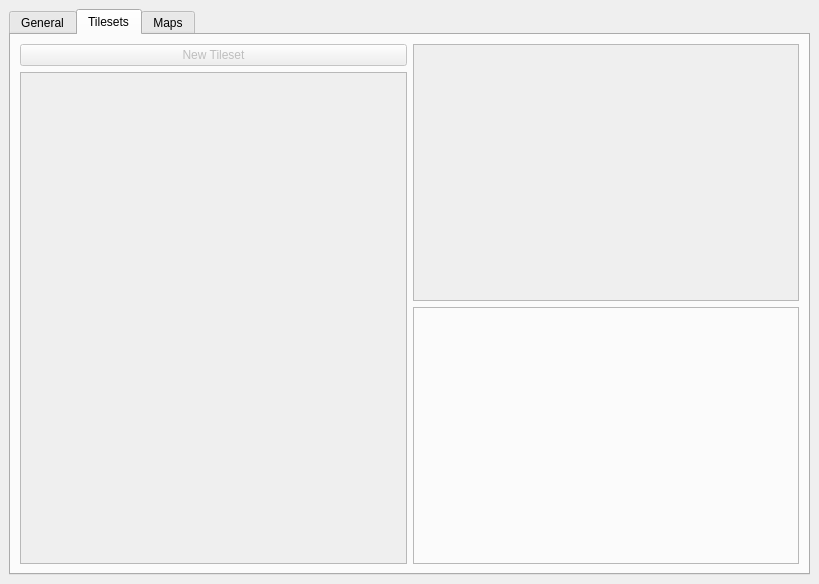
Old version of the form main.ui in the repository rsgrava/lumiedit.
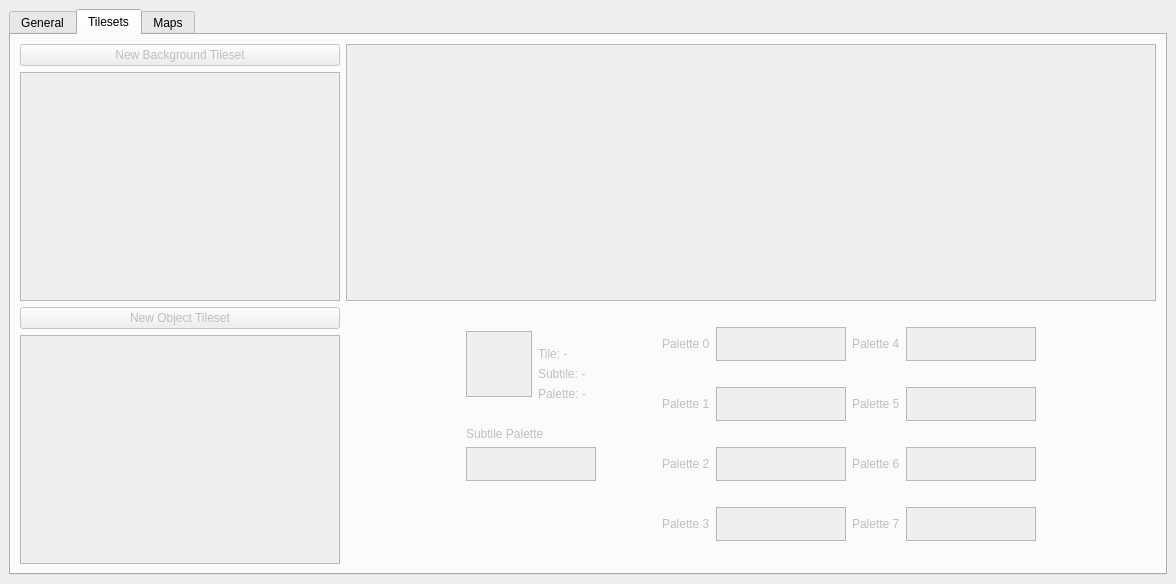
New version of the form. The open tabs and pages were chosen to show the change.

Commit message: tile_tab: implement bg tile and palette viewing

```diff
--- a/main.ui
+++ b/main.ui
@@ -6,10 +6,16 @@
    <rect>
     <x>0</x>
     <y>0</y>
-    <width>819</width>
+    <width>1176</width>
     <height>584</height>
    </rect>
   </property>
+  <property name="maximumSize">
+   <size>
+    <width>1176</width>
+    <height>1851</height>
+   </size>
+  </property>
   <property name="windowTitle">
    <string>MainWindow</string>
   </property>
@@ -27,7 +33,7 @@
        <bool>true</bool>
       </property>
       <property name="sizePolicy">
-       <sizepolicy hsizetype="MinimumExpanding" vsizetype="MinimumExpanding">
+       <sizepolicy hsizetype="Expanding" vsizetype="Expanding">
         <horstretch>0</horstretch>
         <verstretch>0</verstretch>
        </sizepolicy>
@@ -103,12 +109,42 @@
              </sizepolicy>
             </property>
             <property name="text">
-             <string>New Tileset</string>
+             <string>New Background Tileset</string>
             </property>
            </widget>
           </item>
           <item>
-           <widget class="QListView" name="tileset_list"/>
+           <widget class="QListWidget" name="bg_tileset_list">
+            <property name="maximumSize">
+             <size>
+              <width>320</width>
+              <height>16777215</height>
+             </size>
+            </property>
+            <property name="alternatingRowColors">
+             <bool>false</bool>
+            </property>
+            <property name="selectionRectVisible">
+             <bool>false</bool>
+            </property>
+           </widget>
+          </item>
+          <item>
+           <widget class="QPushButton" name="new_ob_tileset_btn">
+            <property name="text">
+             <string>New Object Tileset</string>
+            </property>
+           </widget>
+          </item>
+          <item>
+           <widget class="QListWidget" name="ob_tileset_list">
+            <property name="maximumSize">
+             <size>
+              <width>320</width>
+              <height>16777215</height>
+             </size>
+            </property>
+           </widget>
           </item>
          </layout>
         </item>
@@ -118,23 +154,420 @@
            <number>0</number>
           </property>
           <item>
-           <widget class="QListView" name="listView_3"/>
+           <widget class="QGraphicsView" name="tileset_view"/>
           </item>
           <item>
-           <widget class="QFrame" name="frame_3">
-            <property name="sizePolicy">
-             <sizepolicy hsizetype="Expanding" vsizetype="Expanding">
-              <horstretch>0</horstretch>
-              <verstretch>0</verstretch>
-             </sizepolicy>
+           <layout class="QHBoxLayout" name="horizontalLayout_2">
+            <property name="leftMargin">
+             <number>0</number>
             </property>
-            <property name="frameShape">
-             <enum>QFrame::StyledPanel</enum>
+            <property name="topMargin">
+             <number>0</number>
             </property>
-            <property name="frameShadow">
-             <enum>QFrame::Raised</enum>
+            <property name="rightMargin">
+             <number>0</number>
             </property>
-           </widget>
+            <item>
+             <spacer name="horizontalSpacer_3">
+              <property name="orientation">
+               <enum>Qt::Horizontal</enum>
+              </property>
+              <property name="sizeType">
+               <enum>QSizePolicy::MinimumExpanding</enum>
+              </property>
+              <property name="sizeHint" stdset="0">
+               <size>
+                <width>40</width>
+                <height>20</height>
+               </size>
+              </property>
+             </spacer>
+            </item>
+            <item>
+             <layout class="QVBoxLayout" name="verticalLayout_8">
+              <property name="leftMargin">
+               <number>0</number>
+              </property>
+              <item>
+               <layout class="QHBoxLayout" name="horizontalLayout_6">
+                <property name="topMargin">
+                 <number>0</number>
+                </property>
+                <item>
+                 <widget class="QGraphicsView" name="subtile_view">
+                  <property name="sizePolicy">
+                   <sizepolicy hsizetype="MinimumExpanding" vsizetype="MinimumExpanding">
+                    <horstretch>0</horstretch>
+                    <verstretch>0</verstretch>
+                   </sizepolicy>
+                  </property>
+                  <property name="minimumSize">
+                   <size>
+                    <width>66</width>
+                    <height>66</height>
+                   </size>
+                  </property>
+                  <property name="maximumSize">
+                   <size>
+                    <width>66</width>
+                    <height>66</height>
+                   </size>
+                  </property>
+                 </widget>
+                </item>
+                <item>
+                 <layout class="QVBoxLayout" name="verticalLayout_6">
+                  <item>
+                   <spacer name="verticalSpacer_3">
+                    <property name="orientation">
+                     <enum>Qt::Vertical</enum>
+                    </property>
+                    <property name="sizeHint" stdset="0">
+                     <size>
+                      <width>20</width>
+                      <height>40</height>
+                     </size>
+                    </property>
+                   </spacer>
+                  </item>
+                  <item>
+                   <widget class="QLabel" name="tile_label">
+                    <property name="text">
+                     <string>Tile: -</string>
+                    </property>
+                   </widget>
+                  </item>
+                  <item>
+                   <widget class="QLabel" name="subtile_label">
+                    <property name="text">
+                     <string>Subtile: -</string>
+                    </property>
+                   </widget>
+                  </item>
+                  <item>
+                   <widget class="QLabel" name="palette_label">
+                    <property name="text">
+                     <string>Palette: -</string>
+                    </property>
+                   </widget>
+                  </item>
+                  <item>
+                   <spacer name="verticalSpacer_4">
+                    <property name="orientation">
+                     <enum>Qt::Vertical</enum>
+                    </property>
+                    <property name="sizeHint" stdset="0">
+                     <size>
+                      <width>20</width>
+                      <height>20</height>
+                     </size>
+                    </property>
+                   </spacer>
+                  </item>
+                 </layout>
+                </item>
+               </layout>
+              </item>
+              <item>
+               <widget class="QLabel" name="label">
+                <property name="text">
+                 <string>Subtile Palette</string>
+                </property>
+               </widget>
+              </item>
+              <item>
+               <layout class="QHBoxLayout" name="horizontalLayout_4">
+                <item>
+                 <widget class="QGraphicsView" name="palette_view">
+                  <property name="sizePolicy">
+                   <sizepolicy hsizetype="MinimumExpanding" vsizetype="MinimumExpanding">
+                    <horstretch>0</horstretch>
+                    <verstretch>0</verstretch>
+                   </sizepolicy>
+                  </property>
+                  <property name="minimumSize">
+                   <size>
+                    <width>130</width>
+                    <height>34</height>
+                   </size>
+                  </property>
+                  <property name="maximumSize">
+                   <size>
+                    <width>130</width>
+                    <height>34</height>
+                   </size>
+                  </property>
+                  <property name="verticalScrollBarPolicy">
+                   <enum>Qt::ScrollBarAsNeeded</enum>
+                  </property>
+                  <property name="horizontalScrollBarPolicy">
+                   <enum>Qt::ScrollBarAsNeeded</enum>
+                  </property>
+                 </widget>
+                </item>
+                <item>
+                 <spacer name="horizontalSpacer">
+                  <property name="orientation">
+                   <enum>Qt::Horizontal</enum>
+                  </property>
+                  <property name="sizeHint" stdset="0">
+                   <size>
+                    <width>40</width>
+                    <height>20</height>
+                   </size>
+                  </property>
+                 </spacer>
+                </item>
+               </layout>
+              </item>
+              <item>
+               <spacer name="verticalSpacer_5">
+                <property name="orientation">
+                 <enum>Qt::Vertical</enum>
+                </property>
+                <property name="sizeHint" stdset="0">
+                 <size>
+                  <width>20</width>
+                  <height>40</height>
+                 </size>
+                </property>
+               </spacer>
+              </item>
+             </layout>
+            </item>
+            <item>
+             <spacer name="verticalSpacer_2">
+              <property name="orientation">
+               <enum>Qt::Vertical</enum>
+              </property>
+              <property name="sizeHint" stdset="0">
+               <size>
+                <width>20</width>
+                <height>40</height>
+               </size>
+              </property>
+             </spacer>
+            </item>
+            <item>
+             <layout class="QGridLayout" name="gridLayout_4">
+              <property name="leftMargin">
+               <number>0</number>
+              </property>
+              <item row="2" column="2">
+               <widget class="QLabel" name="label_10">
+                <property name="text">
+                 <string>Palette 6</string>
+                </property>
+               </widget>
+              </item>
+              <item row="1" column="2">
+               <widget class="QLabel" name="label_9">
+                <property name="text">
+                 <string>Palette 5</string>
+                </property>
+               </widget>
+              </item>
+              <item row="2" column="0">
+               <widget class="QLabel" name="label_6">
+                <property name="text">
+                 <string>Palette 2</string>
+                </property>
+               </widget>
+              </item>
+              <item row="0" column="3">
+               <widget class="QGraphicsView" name="palette4_view">
+                <property name="sizePolicy">
+                 <sizepolicy hsizetype="Maximum" vsizetype="Maximum">
+                  <horstretch>0</horstretch>
+                  <verstretch>0</verstretch>
+                 </sizepolicy>
+                </property>
+                <property name="minimumSize">
+                 <size>
+                  <width>130</width>
+                  <height>34</height>
+                 </size>
+                </property>
+                <property name="maximumSize">
+                 <size>
+                  <width>130</width>
+                  <height>34</height>
+                 </size>
+                </property>
+               </widget>
+              </item>
+              <item row="1" column="1">
+               <widget class="QGraphicsView" name="palette1_view">
+                <property name="sizePolicy">
+                 <sizepolicy hsizetype="Maximum" vsizetype="Maximum">
+                  <horstretch>0</horstretch>
+                  <verstretch>0</verstretch>
+                 </sizepolicy>
+                </property>
+                <property name="maximumSize">
+                 <size>
+                  <width>130</width>
+                  <height>34</height>
+                 </size>
+                </property>
+               </widget>
+              </item>
+              <item row="0" column="2">
+               <widget class="QLabel" name="label_8">
+                <property name="text">
+                 <string>Palette 4</string>
+                </property>
+               </widget>
+              </item>
+              <item row="3" column="2">
+               <widget class="QLabel" name="label_11">
+                <property name="text">
+                 <string>Palette 7</string>
+                </property>
+               </widget>
+              </item>
+              <item row="1" column="3">
+               <widget class="QGraphicsView" name="palette5_view">
+                <property name="sizePolicy">
+                 <sizepolicy hsizetype="Maximum" vsizetype="Maximum">
+                  <horstretch>0</horstretch>
+                  <verstretch>0</verstretch>
+                 </sizepolicy>
+                </property>
+                <property name="maximumSize">
+                 <size>
+                  <width>130</width>
+                  <height>34</height>
+                 </size>
+                </property>
+               </widget>
+              </item>
+              <item row="0" column="1">
+               <widget class="QGraphicsView" name="palette0_view">
+                <property name="sizePolicy">
+                 <sizepolicy hsizetype="Maximum" vsizetype="Maximum">
+                  <horstretch>0</horstretch>
+                  <verstretch>0</verstretch>
+                 </sizepolicy>
+                </property>
+                <property name="minimumSize">
+                 <size>
+                  <width>130</width>
+                  <height>34</height>
+                 </size>
+                </property>
+                <property name="maximumSize">
+                 <size>
+                  <width>130</width>
+                  <height>34</height>
+                 </size>
+                </property>
+               </widget>
+              </item>
+              <item row="0" column="0">
+               <widget class="QLabel" name="label_4">
+                <property name="text">
+                 <string>Palette 0</string>
+                </property>
+               </widget>
+              </item>
+              <item row="2" column="1">
+               <widget class="QGraphicsView" name="palette2_view">
+                <property name="sizePolicy">
+                 <sizepolicy hsizetype="Maximum" vsizetype="Maximum">
+                  <horstretch>0</horstretch>
+                  <verstretch>0</verstretch>
+                 </sizepolicy>
+                </property>
+                <property name="maximumSize">
+                 <size>
+                  <width>130</width>
+                  <height>34</height>
+                 </size>
+                </property>
+               </widget>
+              </item>
+              <item row="2" column="3">
+               <widget class="QGraphicsView" name="palette6_view">
+                <property name="sizePolicy">
+                 <sizepolicy hsizetype="Maximum" vsizetype="Maximum">
+                  <horstretch>0</horstretch>
+                  <verstretch>0</verstretch>
+                 </sizepolicy>
+                </property>
+                <property name="maximumSize">
+                 <size>
+                  <width>130</width>
+                  <height>34</height>
+                 </size>
+                </property>
+               </widget>
+              </item>
+              <item row="3" column="0">
+               <widget class="QLabel" name="label_7">
+                <property name="text">
+                 <string>Palette 3</string>
+                </property>
+               </widget>
+              </item>
+              <item row="1" column="0">
+               <widget class="QLabel" name="label_5">
+                <property name="text">
+                 <string>Palette 1</string>
+                </property>
+               </widget>
+              </item>
+              <item row="3" column="1">
+               <widget class="QGraphicsView" name="palette3_view">
+                <property name="sizePolicy">
+                 <sizepolicy hsizetype="Maximum" vsizetype="Maximum">
+                  <horstretch>0</horstretch>
+                  <verstretch>0</verstretch>
+                 </sizepolicy>
+                </property>
+                <property name="maximumSize">
+                 <size>
+                  <width>130</width>
+                  <height>34</height>
+                 </size>
+                </property>
+               </widget>
+              </item>
+              <item row="3" column="3">
+               <widget class="QGraphicsView" name="palette7_view">
+                <property name="sizePolicy">
+                 <sizepolicy hsizetype="Maximum" vsizetype="Maximum">
+                  <horstretch>0</horstretch>
+                  <verstretch>0</verstretch>
+                 </sizepolicy>
+                </property>
+                <property name="maximumSize">
+                 <size>
+                  <width>130</width>
+                  <height>34</height>
+                 </size>
+                </property>
+               </widget>
+              </item>
+             </layout>
+            </item>
+            <item>
+             <spacer name="horizontalSpacer_5">
+              <property name="orientation">
+               <enum>Qt::Horizontal</enum>
+              </property>
+              <property name="sizeType">
+               <enum>QSizePolicy::MinimumExpanding</enum>
+              </property>
+              <property name="sizeHint" stdset="0">
+               <size>
+                <width>40</width>
+                <height>20</height>
+               </size>
+              </property>
+             </spacer>
+            </item>
+           </layout>
           </item>
          </layout>
         </item>
```
Left out of the diff: 43 changed lines with no effect on the pictures. The commit also changes 6 other files.
